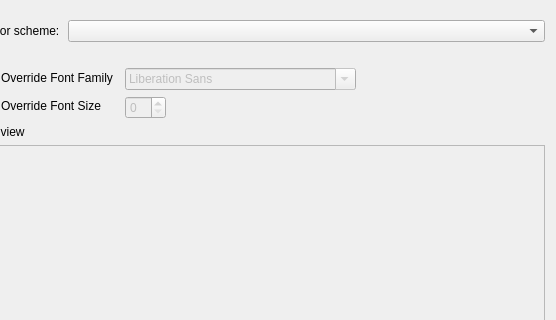
Old version of the form src/ui/frmpreferences.ui in the repository notepadqq/notepadqq; both pictures show x 244 to 800 and y 0 to 320 of the 800 by 450 pixel window.
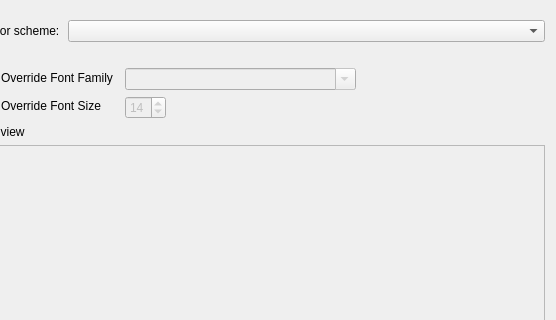
New version of the form. Icons and pictures are not drawn.

Diff of the .ui file:
```diff
--- a/src/ui/frmpreferences.ui
+++ b/src/ui/frmpreferences.ui
@@ -222,6 +222,9 @@
                <verstretch>0</verstretch>
               </sizepolicy>
              </property>
+             <property name="currentIndex">
+              <number>576</number>
+             </property>
             </widget>
            </item>
            <item row="1" column="0">
@@ -242,6 +245,15 @@
                <verstretch>0</verstretch>
               </sizepolicy>
              </property>
+             <property name="minimum">
+              <number>6</number>
+             </property>
+             <property name="maximum">
+              <number>28</number>
+             </property>
+             <property name="value">
+              <number>14</number>
+             </property>
             </widget>
            </item>
           </layout>
```
